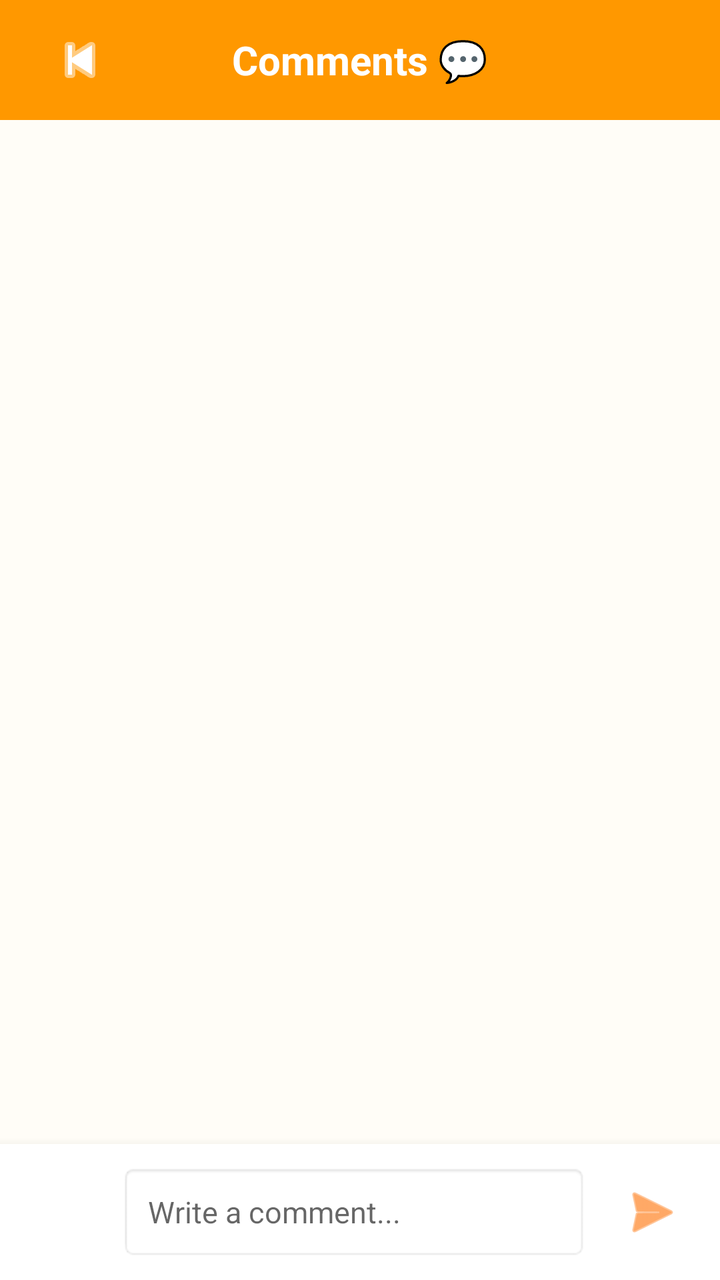
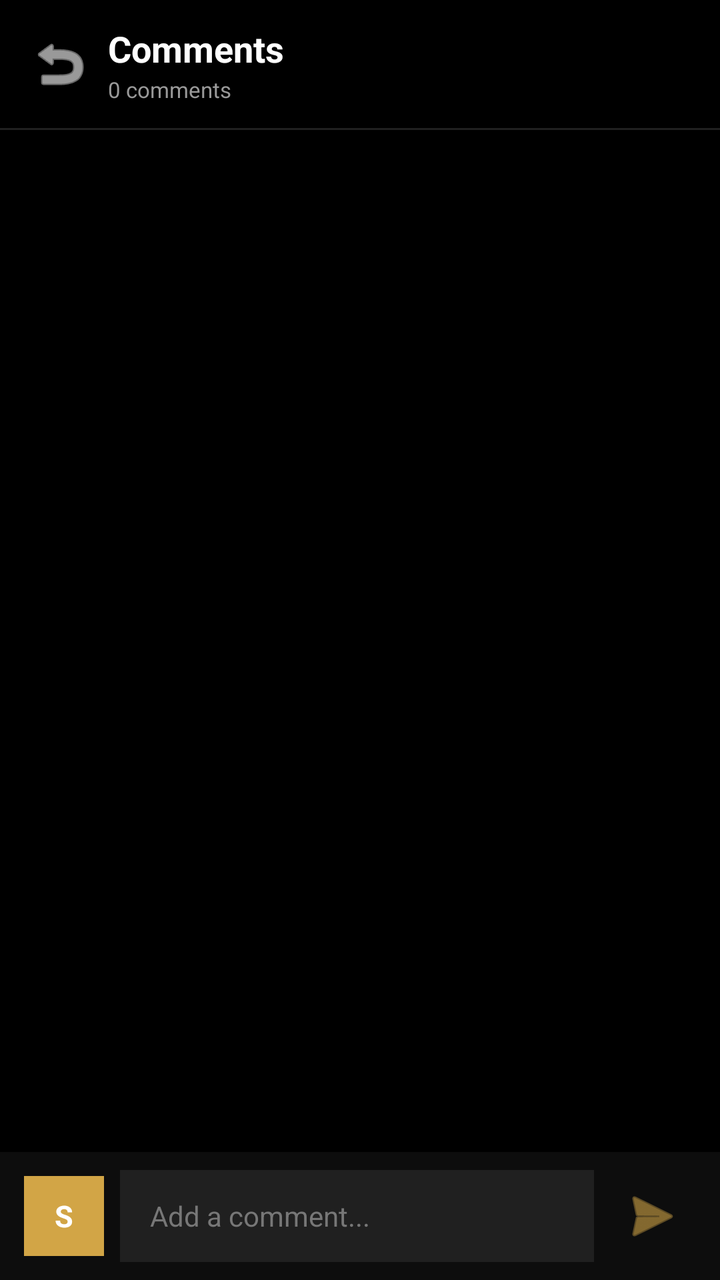

Compare the two renders of this Android layout. The source of the first and the diff that turns it into the second are given below.
<!-- AndroidManifest.xml: application theme Theme.SanskritiSathi -->
<!-- res/layout/activity_reel_comments.xml -->
<?xml version="1.0" encoding="utf-8"?>
<LinearLayout
    xmlns:android="http://schemas.android.com/apk/res/android"
    android:layout_width="match_parent"
    android:layout_height="match_parent"
    android:orientation="vertical"
    android:background="#FFFDF7">

    

    <LinearLayout
        android:layout_width="match_parent"
        android:layout_height="60dp"
        android:orientation="horizontal"
        android:gravity="center_vertical"
        android:paddingStart="16dp"
        android:paddingEnd="16dp"
        android:background="#FF9800">

        <ImageButton
            android:id="@+id/backButton"
            android:layout_width="48dp"
            android:layout_height="48dp"
            android:background="@android:color/transparent"
            android:src="@android:drawable/ic_media_previous"
            android:tint="#FFFFFF"
            android:contentDescription="Back"/>

        <TextView
            android:layout_width="0dp"
            android:layout_height="wrap_content"
            android:layout_weight="1"
            android:text="Comments 💬"
            android:textColor="#FFFFFF"
            android:textSize="20sp"
            android:textStyle="bold"
            android:gravity="center"/>

        <View
            android:layout_width="48dp"
            android:layout_height="48dp"/>

    </LinearLayout>


    

    <androidx.recyclerview.widget.RecyclerView
        android:id="@+id/commentsRecyclerView"
        android:layout_width="match_parent"
        android:layout_height="0dp"
        android:layout_weight="1"
        android:clipToPadding="false"
        android:paddingTop="8dp"
        android:paddingBottom="8dp"/>


    

    <LinearLayout
        android:layout_width="match_parent"
        android:layout_height="wrap_content"
        android:orientation="horizontal"
        android:gravity="center_vertical"
        android:padding="10dp"
        android:background="#FFFFFF"
        android:elevation="8dp">

        <ImageView
            android:layout_width="42dp"
            android:layout_height="42dp"
            android:src="@drawable/icon_foreground"
            android:scaleType="centerCrop"
            android:contentDescription="Profile"/>

        <EditText
            android:id="@+id/commentInput"
            android:layout_width="0dp"
            android:layout_height="48dp"
            android:layout_weight="1"
            android:layout_marginStart="8dp"
            android:layout_marginEnd="8dp"
            android:hint="Write a comment..."
            android:textSize="15sp"
            android:paddingStart="14dp"
            android:paddingEnd="14dp"
            android:paddingTop="4dp"
            android:paddingBottom="4dp"
            android:maxLength="500"
            android:inputType="textCapSentences|textMultiLine"
            android:background="@android:drawable/editbox_background"/>

        <ImageButton
            android:id="@+id/sendButton"
            android:layout_width="48dp"
            android:layout_height="48dp"
            android:background="@android:color/transparent"
            android:src="@android:drawable/ic_menu_send"
            android:tint="#FF6F00"
            android:contentDescription="Send comment"/>

    </LinearLayout>

</LinearLayout>
<!-- resources referenced by this layout -->
<resources>
  <!-- drawable icon_foreground (drawable) -->
  <?xml version="1.0" encoding="utf-8"?>
  <vector xmlns:android="http://schemas.android.com/apk/res/android"
      android:width="108dp"
      android:height="108dp"
      android:viewportWidth="108"
      android:viewportHeight="108">
  
      <path
          android:fillColor="#FFFFFF"
          android:pathData="M54,18 L58,38 L78,42 L58,46 L54,66 L50,46 L30,42 L50,38 Z" />
  
      <path
          android:fillColor="#FFFFFF"
          android:pathData="M54,70 C43,70 34,78 34,89 L74,89 C74,78 65,70 54,70 Z" />
  
  </vector>
  <style name="Theme.SanskritiSathi" parent="Theme.MaterialComponents.DayNight.NoActionBar">
  
          <item name="android:fontFamily">sans-serif</item>
  
          
          <item name="android:statusBarColor">#0F111A</item>
          <item name="android:windowLightStatusBar">false</item>
  
          <item name="android:navigationBarColor">#1A1D2B</item>
          <item name="android:windowLightNavigationBar">false</item>
  
          <item name="android:windowActionModeOverlay">true</item>
          <item name="android:windowNoTitle">true</item>
  
          <item name="android:windowBackground">#0F111A</item>
  
          <item name="android:textColorPrimary">#FFFFFF</item>
          <item name="android:textColorSecondary">#A0A5B5</item>
  
      </style>
</resources>

<!-- the commit's change to res/layout/activity_reel_comments.xml (unified diff, before → after) -->
@@ -4,37 +4,56 @@
     android:layout_width="match_parent"
     android:layout_height="match_parent"
     android:orientation="vertical"
-    android:background="#FFFDF7">
+    android:background="#000000">
 
+    
+    
     
 
     <LinearLayout
         android:layout_width="match_parent"
-        android:layout_height="60dp"
+        android:layout_height="64dp"
         android:orientation="horizontal"
         android:gravity="center_vertical"
-        android:paddingStart="16dp"
-        android:paddingEnd="16dp"
-        android:background="#FF9800">
+        android:paddingStart="6dp"
+        android:paddingEnd="10dp"
+        android:background="#000000">
 
         <ImageButton
             android:id="@+id/backButton"
             android:layout_width="48dp"
             android:layout_height="48dp"
             android:background="@android:color/transparent"
-            android:src="@android:drawable/ic_media_previous"
-            android:tint="#FFFFFF"
-            android:contentDescription="Back"/>
+            android:contentDescription="Back"
+            android:padding="12dp"
+            android:src="@android:drawable/ic_menu_revert"
+            android:tint="#FFFFFF"/>
 
-        <TextView
+        <LinearLayout
             android:layout_width="0dp"
-            android:layout_height="wrap_content"
+            android:layout_height="match_parent"
             android:layout_weight="1"
-            android:text="Comments 💬"
-            android:textColor="#FFFFFF"
-            android:textSize="20sp"
-            android:textStyle="bold"
-            android:gravity="center"/>
+            android:orientation="vertical"
+            android:gravity="center_vertical">
+
+            <TextView
+                android:layout_width="match_parent"
+                android:layout_height="wrap_content"
+                android:text="Comments"
+                android:textColor="#FFFFFF"
+                android:textSize="18sp"
+                android:textStyle="bold"/>
+
+            <TextView
+                android:id="@+id/commentCountText"
+                android:layout_width="match_parent"
+                android:layout_height="wrap_content"
+                android:layout_marginTop="1dp"
+                android:text="0 comments"
+                android:textColor="#999999"
+                android:textSize="11sp"/>
+
+        </LinearLayout>
 
         <View
             android:layout_width="48dp"
@@ -42,62 +61,112 @@
 
     </LinearLayout>
 
+    
+    
+    
+
+    <View
+        android:layout_width="match_parent"
+        android:layout_height="1dp"
+        android:background="#202020"/>
 
     
+    
+    
 
-    <androidx.recyclerview.widget.RecyclerView
-        android:id="@+id/commentsRecyclerView"
+    <FrameLayout
         android:layout_width="match_parent"
         android:layout_height="0dp"
-        android:layout_weight="1"
-        android:clipToPadding="false"
-        android:paddingTop="8dp"
-        android:paddingBottom="8dp"/>
+        android:layout_weight="1">
 
+        <androidx.recyclerview.widget.RecyclerView
+            android:id="@+id/commentsRecyclerView"
+            android:layout_width="match_parent"
+            android:layout_height="match_parent"
+            android:background="#000000"
+            android:clipToPadding="false"
+            android:overScrollMode="never"
+            android:paddingBottom="8dp"
+            android:scrollbars="none"/>
 
+        
+        <ProgressBar
+            android:id="@+id/loadingProgress"
+            android:layout_width="42dp"
+            android:layout_height="42dp"
+            android:layout_gravity="center"
+            android:indeterminate="true"/>
+
+        
+        <TextView
+            android:id="@+id/emptyText"
+            android:layout_width="match_parent"
+            android:layout_height="wrap_content"
+            android:layout_gravity="center"
+            android:gravity="center"
+            android:padding="30dp"
+            android:text="No comments yet\nBe the first to comment."
+            android:textColor="#888888"
+            android:textSize="14sp"
+            android:visibility="gone"/>
+
+    </FrameLayout>
+
+    
+    
     
 
     <LinearLayout
+        android:id="@+id/inputContainer"
         android:layout_width="match_parent"
         android:layout_height="wrap_content"
+        android:minHeight="64dp"
         android:orientation="horizontal"
         android:gravity="center_vertical"
-        android:padding="10dp"
-        android:background="#FFFFFF"
-        android:elevation="8dp">
+        android:paddingStart="12dp"
+        android:paddingTop="8dp"
+        android:paddingEnd="10dp"
+        android:paddingBottom="8dp"
+        android:background="#0D0D0D">
 
-        <ImageView
-            android:layout_width="42dp"
-            android:layout_height="42dp"
-            android:src="@drawable/icon_foreground"
-            android:scaleType="centerCrop"
-            android:contentDescription="Profile"/>
+        <TextView
+            android:layout_width="40dp"
+            android:layout_height="40dp"
+            android:layout_marginEnd="8dp"
+            android:background="#D2A546"
+            android:gravity="center"
+            android:text="S"
+            android:textColor="#FFFFFF"
+            android:textSize="15sp"
+            android:textStyle="bold"/>
 
         <EditText
             android:id="@+id/commentInput"
             android:layout_width="0dp"
-            android:layout_height="48dp"
+            android:layout_height="46dp"
             android:layout_weight="1"
-            android:layout_marginStart="8dp"
-            android:layout_marginEnd="8dp"
-            android:hint="Write a comment..."
-            android:textSize="15sp"
-            android:paddingStart="14dp"
-            android:paddingEnd="14dp"
-            android:paddingTop="4dp"
-            android:paddingBottom="4dp"
+            android:background="#202020"
+            android:hint="Add a comment..."
+            android:imeOptions="actionSend"
+            android:inputType="textCapSentences|textMultiLine"
             android:maxLength="500"
-            android:inputType="textCapSentences|textMultiLine"
-            android:background="@android:drawable/editbox_background"/>
+            android:maxLines="3"
+            android:paddingStart="15dp"
+            android:paddingEnd="15dp"
+            android:textColor="#FFFFFF"
+            android:textColorHint="#777777"
+            android:textSize="14sp"/>
 
         <ImageButton
             android:id="@+id/sendButton"
             android:layout_width="48dp"
             android:layout_height="48dp"
+            android:layout_marginStart="5dp"
             android:background="@android:color/transparent"
+            android:contentDescription="Send comment"
+            android:padding="11dp"
             android:src="@android:drawable/ic_menu_send"
-            android:tint="#FF6F00"
-            android:contentDescription="Send comment"/>
+            android:tint="#D2A546"/>
 
     </LinearLayout>
 
<!-- resource entries referenced after the edit -->
@@ -1,22 +1,5 @@
 <!-- resources referenced by this layout -->
 <resources>
-  <!-- drawable icon_foreground (drawable) -->
-  <?xml version="1.0" encoding="utf-8"?>
-  <vector xmlns:android="http://schemas.android.com/apk/res/android"
-      android:width="108dp"
-      android:height="108dp"
-      android:viewportWidth="108"
-      android:viewportHeight="108">
-  
-      <path
-          android:fillColor="#FFFFFF"
-          android:pathData="M54,18 L58,38 L78,42 L58,46 L54,66 L50,46 L30,42 L50,38 Z" />
-  
-      <path
-          android:fillColor="#FFFFFF"
-          android:pathData="M54,70 C43,70 34,78 34,89 L74,89 C74,78 65,70 54,70 Z" />
-  
-  </vector>
   <style name="Theme.SanskritiSathi" parent="Theme.MaterialComponents.DayNight.NoActionBar">
   
           <item name="android:fontFamily">sans-serif</item>
